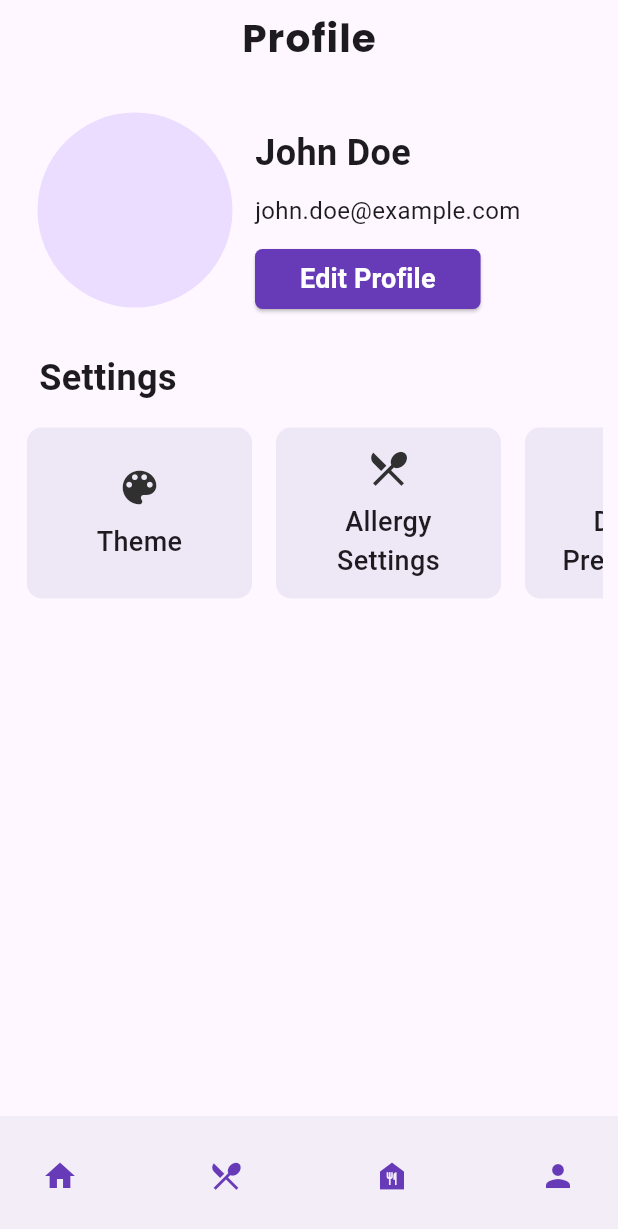
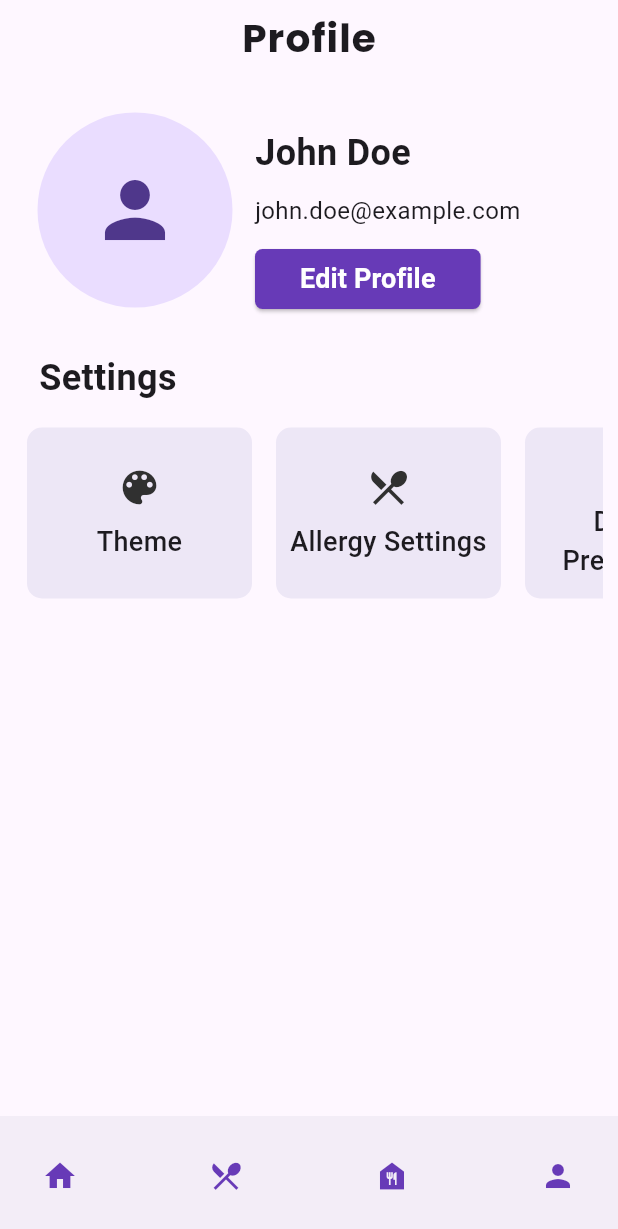
Before and after one commit to AstroDude6352/allergyapp, a Flutter app: the ProfileScreen screen opened directly, on a phone screen of 412 x 824 dp. Shown: the top 1229 px of the screen. Run offline on Flutter 3.47's test engine with Material 3 defaults, Android fonts, the phone set to English and light mode, and no system bars; our stand-ins replace cached_network_image, flutter_rating_bar, google_generative_ai, google_maps_flutter, image_picker, swipe_cards and 1 more; missing offline and left inert: ai_barcode_scanner, flutter_google_maps_webservices, openfoodfacts; Roboto replaces fonts that are missing (Montserrat).

```diff
--- a/lib/profile_screen.dart
+++ b/lib/profile_screen.dart
@@ -107,14 +107,14 @@ class _ProfileScreenState extends State<ProfileScreen> {
             borderRadius: BorderRadius.circular(10),
             color: Colors.deepPurple[50],
           ),
-          child: Column(
+          child: const Column(
             crossAxisAlignment: CrossAxisAlignment.start,
             children: [
-              const Text(
+              Text(
                 'Dietary Preferences',
                 style: TextStyle(fontSize: 20, fontWeight: FontWeight.w600),
               ),
-              const SizedBox(height: 10),
+              SizedBox(height: 10),
               // Add widgets for dietary preferences (e.g., vegetarian, vegan, etc.)
             ],
           ),
@@ -131,8 +131,8 @@ class _ProfileScreenState extends State<ProfileScreen> {
         title: Container(
           padding: const EdgeInsets.only(top: 15, bottom: 15),
           margin: const EdgeInsets.all(10.0),
-          child: Center(
-            child: const Text(
+          child: const Center(
+            child: Text(
               'Profile',
               style: TextStyle(
                 letterSpacing: 0.75,
@@ -147,7 +147,9 @@ class _ProfileScreenState extends State<ProfileScreen> {
         toolbarHeight: 50,
       ),
       body: SingleChildScrollView(
-        child: Container(
+        child: Column(
+          children: [
+            Padding(
               padding: const EdgeInsets.all(10),
               child: Column(
                 children: [
@@ -160,6 +162,12 @@ class _ProfileScreenState extends State<ProfileScreen> {
                           onTap: _selectImage,
                           child: CircleAvatar(
                             radius: 65,
+                            backgroundImage: _imageFile != null
+                                ? FileImage(_imageFile!)
+                                : null, // Show selected image
+                            child: _imageFile == null
+                                ? const Icon(Icons.person, size: 60)
+                                : null,
                           ),
                         ),
                       ),
@@ -168,20 +176,21 @@ class _ProfileScreenState extends State<ProfileScreen> {
                         child: Column(
                           crossAxisAlignment: CrossAxisAlignment.start,
                           children: [
-                        Text(userName, style: const TextStyle(
+                            Text(userName,
+                                style: const TextStyle(
                                     fontFamily: "Montserrat",
                                     fontSize: 24,
                                     fontWeight: FontWeight.w700)),
                             const SizedBox(height: 10),
-                        Text(userEmail, style: const TextStyle(fontSize: 16)),
+                            Text(userEmail,
+                                style: const TextStyle(fontSize: 16)),
                             const SizedBox(height: 10),
                             ElevatedButton(
-                          onPressed: () {
-
-                          },
+                              onPressed: () {},
                               style: ElevatedButton.styleFrom(
                                 backgroundColor: Colors.deepPurple[500],
-                            padding: const EdgeInsets.symmetric(vertical: 4, horizontal: 30),
+                                padding: const EdgeInsets.symmetric(
+                                    vertical: 4, horizontal: 30),
                                 shape: RoundedRectangleBorder(
                                   borderRadius: BorderRadius.circular(5.0),
                                 ),
@@ -234,8 +243,7 @@ class _ProfileScreenState extends State<ProfileScreen> {
                                   ? Colors.deepPurple[500]
                                   : Colors.deepPurple[50],
                               borderRadius: BorderRadius.circular(10),
-                            border: Border.all(
-                                color: Colors.transparent, width: 10)),
+                            ),
                             child: Column(
                               mainAxisAlignment: MainAxisAlignment.center,
                               children: [
@@ -271,6 +279,8 @@ class _ProfileScreenState extends State<ProfileScreen> {
                 ],
               ),
             ),
+          ],
+        ),
       ),
       bottomNavigationBar: BottomAppBar(
         child: Row(
@@ -302,7 +312,8 @@ class _ProfileScreenState extends State<ProfileScreen> {
                 onPressed: () {
                   Navigator.push(
                     context,
-                    MaterialPageRoute(builder: (context) => const ProfileScreen()),
+                    MaterialPageRoute(
+                        builder: (context) => const ProfileScreen()),
                   );
                 },
                 icon: const Icon(Icons.person),
@@ -312,4 +323,5 @@ class _ProfileScreenState extends State<ProfileScreen> {
       ),
     );
   }
+
 }
--- a/lib/scanner.dart
+++ b/lib/scanner.dart
@@ -116,9 +116,11 @@ Future<Product?> getProduct(var barcode, BuildContext context) async {
   final ProductResultV3 result =
       await OpenFoodAPIClient.getProductV3(configuration);
 
+
   if (result.status == ProductResultV3.statusSuccess) {
     Navigator.push(
       context,
+
       MaterialPageRoute(
         builder: (context) => Ingredients(
           result.product?.imageFrontUrl,
@@ -127,10 +129,14 @@ Future<Product?> getProduct(var barcode, BuildContext context) async {
           result.product?.ingredients,
         ),
       ),
+
+
     );
 
     return result.product;
   } else {
     throw Exception('product not found for $barcode');
   }
+
+
 }
```
Also changed, not shown: 2 other files. Lines whose indentation alone changed are shown as unchanged.
